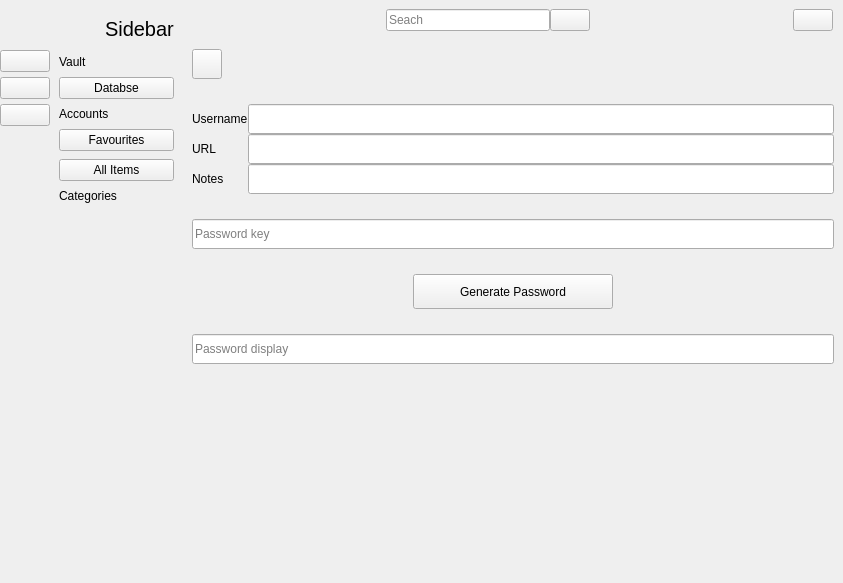
Qt form passcipher/ui/sidebar.ui (AdamJow/PassCipher) before a commit.
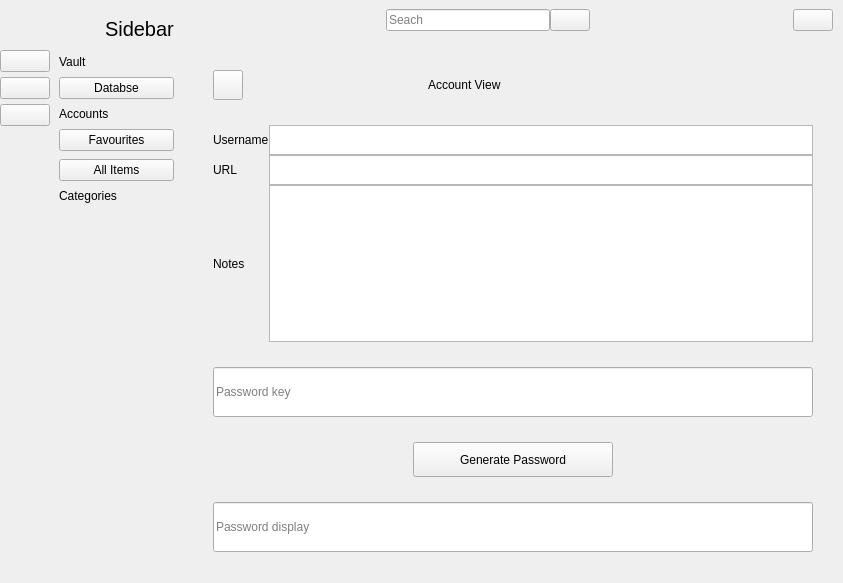
The same form after that commit. Icons and pictures are not drawn.

Commit message: Account view and cipher mapping functionality finished

What changed in the file:
```diff
--- a/passcipher/ui/sidebar.ui
+++ b/passcipher/ui/sidebar.ui
@@ -224,6 +224,15 @@
          </widget>
          <widget class="QWidget" name="view_page">
           <layout class="QGridLayout" name="gridLayout_5">
+           <property name="leftMargin">
+            <number>30</number>
+           </property>
+           <property name="topMargin">
+            <number>30</number>
+           </property>
+           <property name="rightMargin">
+            <number>30</number>
+           </property>
            <property name="verticalSpacing">
             <number>25</number>
            </property>
@@ -252,6 +261,38 @@
                </property>
               </widget>
              </item>
+             <item>
+              <spacer name="horizontalSpacer_6">
+               <property name="orientation">
+                <enum>Qt::Horizontal</enum>
+               </property>
+               <property name="sizeHint" stdset="0">
+                <size>
+                 <width>40</width>
+                 <height>20</height>
+                </size>
+               </property>
+              </spacer>
+             </item>
+             <item>
+              <widget class="QLabel" name="account_title">
+               <property name="minimumSize">
+                <size>
+                 <width>200</width>
+                 <height>0</height>
+                </size>
+               </property>
+               <property name="maximumSize">
+                <size>
+                 <width>200</width>
+                 <height>16777215</height>
+                </size>
+               </property>
+               <property name="text">
+                <string>Account View</string>
+               </property>
+              </widget>
+             </item>
              <item>
               <spacer name="horizontalSpacer_5">
                <property name="orientation">
@@ -272,13 +313,13 @@
              <property name="minimumSize">
               <size>
                <width>0</width>
-               <height>30</height>
+               <height>50</height>
               </size>
              </property>
              <property name="maximumSize">
               <size>
                <width>16777215</width>
-               <height>30</height>
+               <height>50</height>
               </size>
              </property>
              <property name="placeholderText">
@@ -291,13 +332,13 @@
              <property name="minimumSize">
               <size>
                <width>0</width>
-               <height>30</height>
+               <height>50</height>
               </size>
              </property>
              <property name="maximumSize">
               <size>
                <width>16777215</width>
-               <height>30</height>
+               <height>50</height>
               </size>
              </property>
              <property name="readOnly">
@@ -316,13 +357,32 @@
              <property name="sizeHint" stdset="0">
               <size>
                <width>20</width>
-               <height>164</height>
+               <height>57</height>
               </size>
              </property>
             </spacer>
            </item>
            <item row="1" column="0">
             <layout class="QGridLayout" name="gridLayout_4">
+             <item row="0" column="2">
+              <widget class="QPlainTextEdit" name="username_text">
+               <property name="minimumSize">
+                <size>
+                 <width>0</width>
+                 <height>30</height>
+                </size>
+               </property>
+               <property name="maximumSize">
+                <size>
+                 <width>16777215</width>
+                 <height>30</height>
+                </size>
+               </property>
+               <property name="readOnly">
+                <bool>true</bool>
+               </property>
+              </widget>
+             </item>
              <item row="0" column="0">
               <widget class="QLabel" name="username_heading">
                <property name="text">
@@ -330,25 +390,6 @@
                </property>
               </widget>
              </item>
-             <item row="0" column="1">
-              <widget class="QLineEdit" name="username_text">
-               <property name="minimumSize">
-                <size>
-                 <width>0</width>
-                 <height>30</height>
-                </size>
-               </property>
-               <property name="maximumSize">
-                <size>
-                 <width>16777215</width>
-                 <height>30</height>
-                </size>
-               </property>
-               <property name="readOnly">
-                <bool>true</bool>
-               </property>
-              </widget>
-             </item>
              <item row="1" column="0">
               <widget class="QLabel" name="url_heading">
                <property name="text">
@@ -356,25 +397,6 @@
                </property>
               </widget>
              </item>
-             <item row="1" column="1">
-              <widget class="QLineEdit" name="url_text">
-               <property name="minimumSize">
-                <size>
-                 <width>0</width>
-                 <height>30</height>
-                </size>
-               </property>
-               <property name="maximumSize">
-                <size>
-                 <width>16777215</width>
-                 <height>30</height>
-                </size>
-               </property>
-               <property name="readOnly">
-                <bool>true</bool>
-               </property>
-              </widget>
-             </item>
              <item row="2" column="0">
               <widget class="QLabel" name="notes_heading">
                <property name="text">
@@ -382,8 +404,27 @@
                </property>
               </widget>
              </item>
-             <item row="2" column="1">
-              <widget class="QLineEdit" name="notes_text">
+             <item row="1" column="2">
+              <widget class="QPlainTextEdit" name="url_text">
+               <property name="minimumSize">
+                <size>
+                 <width>0</width>
+                 <height>30</height>
+                </size>
+               </property>
+               <property name="maximumSize">
+                <size>
+                 <width>16777215</width>
+                 <height>30</height>
+                </size>
+               </property>
+               <property name="readOnly">
+                <bool>true</bool>
+               </property>
+              </widget>
+             </item>
+             <item row="2" column="2">
+              <widget class="QPlainTextEdit" name="notes_text">
                <property name="minimumSize">
                 <size>
                  <width>0</width>
```
Left out of the diff: 12 changed lines with no effect on the pictures. The commit also changes 4 other files.
